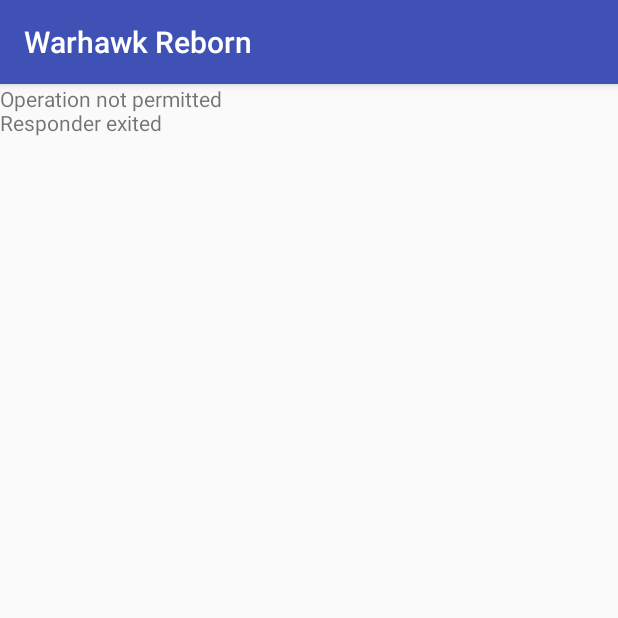
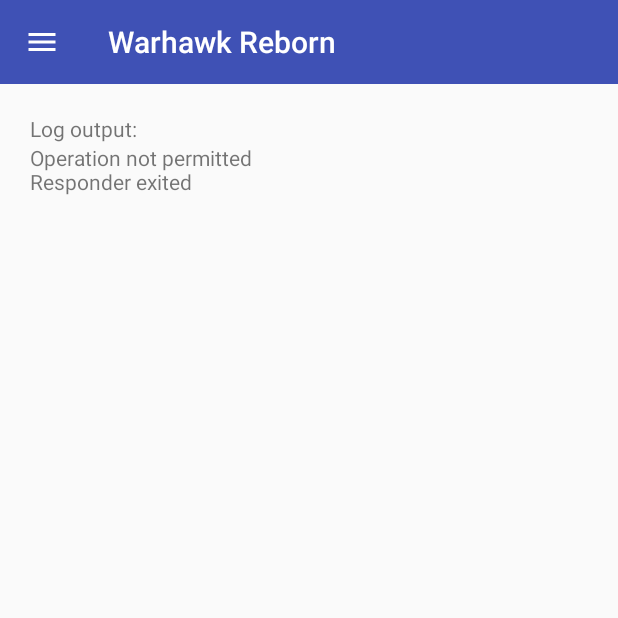
Before and after one commit to warhawkreborn/connector_android, an Android app: the screen it shows after launch (MainActivity), on a phone screen of 412 x 824 dp, the top half of it. Run offline under Robolectric (Android 15) with nearby library versions, the light colour scheme and no system bars.

Commit message:
Use fragment layout + Navigation drawer

```diff
--- a/app/build.gradle
+++ b/app/build.gradle
@@ -24,6 +24,7 @@
     implementation 'com.android.support:design:28.0.0'
     implementation 'com.android.support.constraint:constraint-layout:1.1.3'
     implementation 'com.google.code.gson:gson:2.8.5'
+    implementation 'com.android.support:support-v4:28.0.0'
     testImplementation 'junit:junit:4.12'
     androidTestImplementation 'com.android.support.test:runner:1.0.2'
     androidTestImplementation 'com.android.support.test.espresso:espresso-core:3.0.2'
--- /dev/null
+++ b/app/src/main/java/it/thalhammer/warhawkreborn/AppLog.java
@@ -0,0 +1,37 @@
+package it.thalhammer.warhawkreborn;
+
+import java.util.*;
+
+public class AppLog {
+    public interface OnLogListener {
+        void onLogUpdated(List<String> entries);
+    }
+
+    private static final AppLog instance = new AppLog();
+    private List<String> log = new ArrayList<>();
+    private Set<OnLogListener> listeners = new HashSet<>();
+
+    public void addListener(OnLogListener l) {
+        listeners.add(l);
+    }
+
+    public void removeListener(OnLogListener l) {
+        listeners.remove(l);
+    }
+
+    public void addEntry(String entry) {
+        log.add(entry);
+        List<String> entries = getEntries();
+        for(OnLogListener l : listeners) {
+            l.onLogUpdated(entries);
+        }
+    }
+
+    public List<String> getEntries() {
+        return Collections.unmodifiableList(log);
+    }
+
+    public static AppLog getInstance() {
+        return instance;
+    }
+}
--- a/app/src/main/java/it/thalhammer/warhawkreborn/MainActivity.java
+++ b/app/src/main/java/it/thalhammer/warhawkreborn/MainActivity.java
@@ -1,20 +1,68 @@
 package it.thalhammer.warhawkreborn;
 
+import android.net.Uri;
 import android.os.Bundle;
+import android.support.design.widget.NavigationView;
+import android.support.v4.app.Fragment;
+import android.support.v4.app.FragmentTransaction;
+import android.support.v4.view.GravityCompat;
+import android.support.v4.widget.DrawerLayout;
+import android.support.v7.app.ActionBar;
 import android.support.v7.app.AppCompatActivity;
-import android.text.method.ScrollingMovementMethod;
+import android.support.v7.widget.Toolbar;
 import android.util.Log;
-import android.widget.TextView;
+import android.view.LayoutInflater;
+import android.view.MenuItem;
+import android.view.View;
+import android.widget.FrameLayout;
+import it.thalhammer.warhawkreborn.fragment.HostFragment;
+import it.thalhammer.warhawkreborn.fragment.MainFragment;
 
-public class MainActivity extends AppCompatActivity {
+public class MainActivity extends AppCompatActivity implements MainFragment.OnFragmentInteractionListener, HostFragment.OnFragmentInteractionListener {
     private static final String LOG_TAG = MainActivity.class.getName();
     private Thread responder = null;
+    private DrawerLayout drawerLayout;
 
     @Override
     protected void onCreate(Bundle savedInstanceState) {
         super.onCreate(savedInstanceState);
         setContentView(R.layout.activity_main);
-        ((TextView)findViewById(R.id.log_view)).setMovementMethod(new ScrollingMovementMethod());
+        Toolbar toolbar = findViewById(R.id.toolbar);
+        setSupportActionBar(toolbar);
+        ActionBar actionbar = getSupportActionBar();
+        actionbar.setDisplayHomeAsUpEnabled(true);
+        actionbar.setHomeAsUpIndicator(R.drawable.ic_menu);
+
+        drawerLayout = findViewById(R.id.drawer_layout);
+
+        NavigationView navigationView = findViewById(R.id.nav_view);
+        navigationView.setNavigationItemSelectedListener(new NavigationView.OnNavigationItemSelectedListener() {
+            @Override
+            public boolean onNavigationItemSelected(MenuItem menuItem) {
+                // set item as selected to persist highlight
+                menuItem.setChecked(true);
+                // close drawer when item is tapped
+                drawerLayout.closeDrawers();
+
+                switch(menuItem.getItemId()) {
+                    case R.id.nav_start_playing:
+                        setFragment(new MainFragment());
+                        break;
+                    case R.id.nav_host_server:
+                        setFragment(new HostFragment());
+                        break;
+                }
+                return true;
+            }
+        });
+
+        setFragment(new MainFragment());
+    }
+
+    private void setFragment(Fragment f) {
+        FragmentTransaction transaction = getSupportFragmentManager().beginTransaction();
+        transaction.replace(R.id.content_frame, f);
+        transaction.commit();
     }
 
     @Override
@@ -24,7 +72,7 @@
     }
 
     @Override
-    protected  void onStop() {
+    protected void onStop() {
         super.onStop();
         Log.i(LOG_TAG, "onStop");
     }
@@ -34,11 +82,11 @@
         super.onResume();
         Log.i(LOG_TAG, "onResume");
         responder = new ServerSearchResponderThread() {
-             @Override
-             protected void appendLog(String str) {
-                 Log.i(LOG_TAG, str);
-                 ((TextView)findViewById(R.id.log_view)).append(str + "\n");
-             }
+            @Override
+            protected void appendLog(String str) {
+                Log.i(LOG_TAG, str);
+                AppLog.getInstance().addEntry(str);
+            }
         };
         responder.start();
     }
@@ -47,14 +95,30 @@
     protected void onPause() {
         super.onPause();
         Log.i(LOG_TAG, "onPause");
-        if(responder != null && responder.isAlive()) {
+        if (responder != null && responder.isAlive()) {
             responder.interrupt();
             try {
                 responder.join();
-            } catch(InterruptedException e){
+            } catch (InterruptedException e) {
                 Log.d(LOG_TAG, "Failed to join responder thread", e);
             }
             Log.d(LOG_TAG, "Responder exited");
         }
     }
+
+    @Override
+    public boolean onOptionsItemSelected(MenuItem item) {
+        switch (item.getItemId()) {
+            case android.R.id.home:
+                drawerLayout.openDrawer(GravityCompat.START);
+                return true;
+        }
+        return super.onOptionsItemSelected(item);
+    }
+
+
+    @Override
+    public void onFragmentInteraction(Uri uri) {
+
+    }
 }
--- /dev/null
+++ b/app/src/main/java/it/thalhammer/warhawkreborn/fragment/MainFragment.java
@@ -0,0 +1,89 @@
+package it.thalhammer.warhawkreborn.fragment;
+
+import android.content.Context;
+import android.net.Uri;
+import android.os.Bundle;
+import android.support.v4.app.Fragment;
+import android.text.method.ScrollingMovementMethod;
+import android.view.LayoutInflater;
+import android.view.View;
+import android.view.ViewGroup;
+
+import android.widget.TextView;
+import it.thalhammer.warhawkreborn.AppLog;
+import it.thalhammer.warhawkreborn.MainActivity;
+import it.thalhammer.warhawkreborn.R;
+
+import java.util.List;
+
+public class MainFragment extends Fragment implements AppLog.OnLogListener {
+    private OnFragmentInteractionListener mListener;
+
+    public MainFragment() {
+        // Required empty public constructor
+    }
+
+    public static MainFragment newInstance() {
+        MainFragment fragment = new MainFragment();
+        Bundle args = new Bundle();
+        fragment.setArguments(args);
+        return fragment;
+    }
+
+    @Override
+    public void onCreate(Bundle savedInstanceState) {
+        super.onCreate(savedInstanceState);
+    }
+
+    @Override
+    public View onCreateView(LayoutInflater inflater, ViewGroup container,
+                             Bundle savedInstanceState) {
+        return inflater.inflate(R.layout.fragment_main, container, false);
+    }
+
+    @Override
+    public void onViewCreated(View view, Bundle savedInstanceState) {
+        ((TextView)view.findViewById(R.id.log_view)).setMovementMethod(new ScrollingMovementMethod());
+        this.onLogUpdated(AppLog.getInstance().getEntries());
+    }
+
+    @Override
+    public void onAttach(Context context) {
+        super.onAttach(context);
+        if (context instanceof OnFragmentInteractionListener) {
+            mListener = (OnFragmentInteractionListener) context;
+        } else {
+            throw new RuntimeException(context.toString()
+                    + " must implement OnFragmentInteractionListener");
+        }
+        AppLog.getInstance().addListener(this);
+    }
+
+    @Override
+    public void onDetach() {
+        super.onDetach();
+        mListener = null;
+        AppLog.getInstance().removeListener(this);
+    }
+
+    @Override
+    public void onLogUpdated(List<String> entries) {
+        String text = "";
+        for(String e : entries) {
+            text += e + "\n";
+        }
+
+        final String lstr = text;
+        getView().post(new Runnable() {
+            @Override
+            public void run() {
+                ((TextView)getView().findViewById(R.id.log_view)).setText(lstr);
+            }
+        });
+    }
+
+    public interface OnFragmentInteractionListener {
+        // TODO: Update argument type and name
+        void onFragmentInteraction(Uri uri);
+    }
+}
--- /dev/null
+++ b/app/src/main/res/drawable/ic_gamepad_black_24dp.xml
@@ -0,0 +1,5 @@
+<vector android:height="24dp" android:tint="#000000"
+    android:viewportHeight="24.0" android:viewportWidth="24.0"
+    android:width="24dp" xmlns:android="http://schemas.android.com/apk/res/android">
+    <path android:fillColor="#FF000000" android:pathData="M15,7.5V2H9v5.5l3,3 3,-3zM7.5,9H2v6h5.5l3,-3 -3,-3zM9,16.5V22h6v-5.5l-3,-3 -3,3zM16.5,9l-3,3 3,3H22V9h-5.5z"/>
+</vector>
--- /dev/null
+++ b/app/src/main/res/drawable/ic_menu.xml
@@ -0,0 +1,9 @@
+<vector xmlns:android="http://schemas.android.com/apk/res/android"
+        android:width="24dp"
+        android:height="24dp"
+        android:viewportWidth="24.0"
+        android:viewportHeight="24.0">
+    <path
+        android:fillColor="#ffffff"
+        android:pathData="M3,18h18v-2L3,16v2zM3,13h18v-2L3,11v2zM3,6v2h18L21,6L3,6z"/>
+</vector>
--- /dev/null
+++ b/app/src/main/res/drawable/ic_storage_black_24dp.xml
@@ -0,0 +1,9 @@
+<vector xmlns:android="http://schemas.android.com/apk/res/android"
+        android:width="24dp"
+        android:height="24dp"
+        android:viewportWidth="24.0"
+        android:viewportHeight="24.0">
+    <path
+        android:fillColor="#FF000000"
+        android:pathData="M2,20h20v-4L2,16v4zM4,17h2v2L4,19v-2zM2,4v4h20L22,4L2,4zM6,7L4,7L4,5h2v2zM2,14h20v-4L2,10v4zM4,11h2v2L4,13v-2z"/>
+</vector>
--- a/app/src/main/res/layout/activity_main.xml
+++ b/app/src/main/res/layout/activity_main.xml
@@ -1,24 +1,36 @@
 <?xml version="1.0" encoding="utf-8"?>
-<android.support.constraint.ConstraintLayout
-        xmlns:android="http://schemas.android.com/apk/res/android"
-        xmlns:tools="http://schemas.android.com/tools"
-        xmlns:app="http://schemas.android.com/apk/res-auto"
-        android:layout_width="match_parent"
-        android:layout_height="match_parent"
-        tools:context=".MainActivity">
+<android.support.v4.widget.DrawerLayout xmlns:android="http://schemas.android.com/apk/res/android"
+                                        xmlns:app="http://schemas.android.com/apk/res-auto"
+                                        android:id="@+id/drawer_layout"
+                                        android:layout_width="match_parent"
+                                        android:layout_height="match_parent"
+                                        android:fitsSystemWindows="true">
 
+    <!-- Layout to contain contents of main body of screen (drawer will slide over this) -->
     <LinearLayout
-            android:orientation="vertical"
             android:layout_width="match_parent"
-            android:layout_height="0dp">
-        <Button
-                android:text="@string/stop_service"
+            android:layout_height="match_parent"
+            android:orientation="vertical">
+        <android.support.v7.widget.Toolbar
+                android:id="@+id/toolbar"
                 android:layout_width="match_parent"
-                android:layout_height="wrap_content" tools:layout_editor_absoluteY="64dp"
-                tools:layout_editor_absoluteX="26dp" android:id="@+id/btn_stop_service" android:visibility="gone"/>
-        <TextView
+                android:layout_height="?attr/actionBarSize"
+                android:background="?attr/colorPrimary"
+                android:theme="@style/AppTheme" />
+        <FrameLayout
+                android:id="@+id/content_frame"
                 android:layout_width="match_parent"
-                android:layout_height="match_parent" android:id="@+id/log_view" android:scrollbars="vertical"
-        />
+                android:layout_height="match_parent"/>
     </LinearLayout>
-</android.support.constraint.ConstraintLayout>
+
+    <android.support.design.widget.NavigationView
+            android:id="@+id/nav_view"
+            android:layout_width="wrap_content"
+            android:layout_height="match_parent"
+            android:layout_gravity="start"
+            android:fitsSystemWindows="true"
+            app:menu="@menu/drawer_view"
+            app:headerLayout="@layout/nav_header"
+    />
+
+</android.support.v4.widget.DrawerLayout>
--- /dev/null
+++ b/app/src/main/res/layout/fragment_main.xml
@@ -0,0 +1,16 @@
+<?xml version="1.0" encoding="utf-8"?>
+<LinearLayout xmlns:android="http://schemas.android.com/apk/res/android"
+              xmlns:tools="http://schemas.android.com/tools"
+              android:layout_width="match_parent"
+              android:layout_height="match_parent"
+              android:padding="@dimen/fragment_padding"
+              android:orientation="vertical"
+              tools:context=".fragment.MainFragment">
+    <TextView android:layout_width="match_parent" android:layout_height="wrap_content"
+              android:text="@string/log_output"/>
+    <TextView
+            android:layout_width="match_parent"
+            android:layout_height="match_parent"
+            android:id="@+id/log_view"
+            android:scrollbars="vertical"/>
+</LinearLayout>
--- /dev/null
+++ b/app/src/main/res/menu/drawer_view.xml
@@ -0,0 +1,13 @@
+<?xml version="1.0" encoding="utf-8"?>
+<menu xmlns:android="http://schemas.android.com/apk/res/android" >
+    <group android:checkableBehavior="single">
+        <item
+                android:id="@+id/nav_start_playing"
+                android:icon="@drawable/ic_gamepad_black_24dp"
+                android:title="@string/nav_start_playing" />
+        <item
+                android:id="@+id/nav_host_server"
+                android:icon="@drawable/ic_storage_black_24dp"
+                android:title="@string/nav_host_server" />
+    </group>
+</menu>
--- a/app/src/main/res/values/colors.xml
+++ b/app/src/main/res/values/colors.xml
@@ -3,4 +3,5 @@
     <color name="colorPrimary">#3F51B5</color>
     <color name="colorPrimaryDark">#303F9F</color>
     <color name="colorAccent">#FF4081</color>
+    <color name="window_background">#3F51B5</color>
 </resources>
--- /dev/null
+++ b/app/src/main/res/values/dimens.xml
@@ -0,0 +1,4 @@
+<?xml version="1.0" encoding="utf-8"?>
+<resources>
+    <dimen name="fragment_padding">20dp</dimen>
+</resources>
--- a/app/src/main/res/values/strings.xml
+++ b/app/src/main/res/values/strings.xml
@@ -3,4 +3,9 @@
     <string name="start_service">Start service</string>
     <string name="service_name">ServerSearchResponderService</string>
     <string name="stop_service">Stop Service</string>
+    <string name="nav_start_playing">Start playing</string>
+    <string name="nav_host_server">Host a server</string>
+
+    <string name="log_output">Log output:</string>
+    <string name="fragment_host_description">Hosting is not yet implemented.</string>
 </resources>
--- a/app/src/main/res/values/styles.xml
+++ b/app/src/main/res/values/styles.xml
@@ -1,11 +1,21 @@
 <resources>
-
-    <!-- Base application theme. -->
-    <style name="AppTheme" parent="Base.Theme.AppCompat.Light.DarkActionBar">
-        <!-- Customize your theme here. -->
+    <style name="AppTheme" parent="MyBaseTheme">
+    </style>
+    <style name="MyBaseTheme" parent="Theme.AppCompat.NoActionBar">
         <item name="colorPrimary">@color/colorPrimary</item>
         <item name="colorPrimaryDark">@color/colorPrimaryDark</item>
         <item name="colorAccent">@color/colorAccent</item>
+        <item name="android:windowBackground">@color/window_background</item>
+        <item name="colorControlNormal">@android:color/darker_gray</item>
+        <item name="colorControlActivated">@color/colorPrimary</item>
+
+        <item name="windowActionModeOverlay">true</item>
+        <item name="windowActionBarOverlay">true</item>
+        <item name="android:windowActionBarOverlay">true</item>
+        <item name="windowActionBar">false</item>
+
+        <item name="windowNoTitle">true</item>
+        <item name="android:windowDisablePreview">true</item>
+        <item name="android:typeface">monospace</item>
     </style>
-
 </resources>
```
Also changed, not shown: app/src/main/AndroidManifest.xml (+1 -6 lines), app/src/main/java/it/thalhammer/warhawkreborn/fragment/HostFragment.java (added, +68 -0 lines), app/src/main/res/layout/fragment_host.xml (added, +14 -0 lines), app/src/main/res/layout/nav_header.xml (added, +14 -0 lines), app/src/main/res/drawable/warhawk_logo.png (added).
